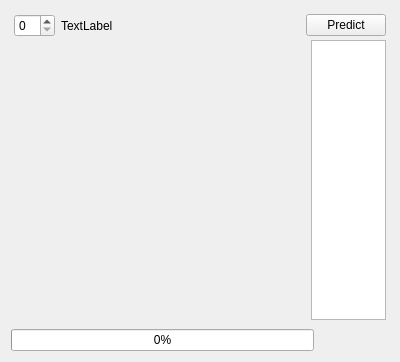
Old version of the form src/widgets/DatasetViewerPage.ui in the repository borispalacka515/DigitClassifier.
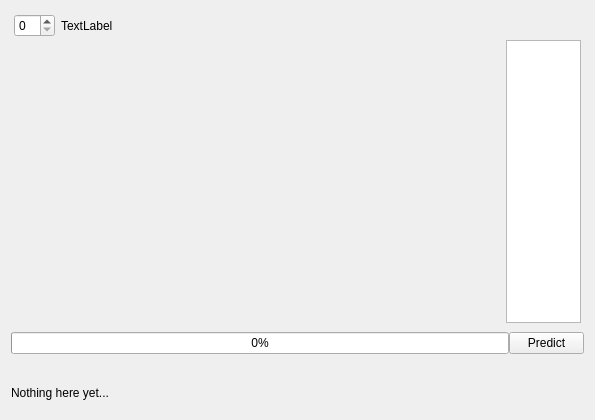
New version of the form. Custom widgets are drawn as their Qt base class.

Commit message: feat: add widget for displaying prediction result (bar chart), needs polishing

Diff of the .ui file:
```diff
--- a/src/widgets/DatasetViewerPage.ui
+++ b/src/widgets/DatasetViewerPage.ui
@@ -6,8 +6,8 @@
    <rect>
     <x>0</x>
     <y>0</y>
-    <width>400</width>
-    <height>355</height>
+    <width>595</width>
+    <height>420</height>
    </rect>
   </property>
   <property name="windowTitle">
@@ -49,7 +49,7 @@
           <verstretch>0</verstretch>
          </sizepolicy>
         </property>
-        <layout class="QHBoxLayout" name="horizontalLayout" stretch="0,0,0,0">
+        <layout class="QHBoxLayout" name="horizontalLayout" stretch="0,0,0">
          <property name="spacing">
           <number>6</number>
          </property>
@@ -95,13 +95,6 @@
            </property>
           </spacer>
          </item>
-         <item>
-          <widget class="QPushButton" name="predictPushButton">
-           <property name="text">
-            <string>Predict</string>
-           </property>
-          </widget>
-         </item>
         </layout>
        </widget>
       </item>
@@ -238,6 +231,37 @@
        </widget>
       </item>
       <item>
+       <widget class="QPushButton" name="predictPushButton">
+        <property name="maximumSize">
+         <size>
+          <width>75</width>
+          <height>16777215</height>
+         </size>
+        </property>
+        <property name="text">
+         <string>Predict</string>
+        </property>
+       </widget>
+      </item>
+     </layout>
+    </widget>
+   </item>
+   <item row="2" column="0">
+    <widget class="QWidget" name="predictionResultsPanel" native="true">
+     <layout class="QGridLayout" name="gridLayout_2">
+      <property name="leftMargin">
+       <number>0</number>
+      </property>
+      <property name="topMargin">
+       <number>0</number>
+      </property>
+      <property name="rightMargin">
+       <number>0</number>
+      </property>
+      <item row="0" column="0">
+       <widget class="PredictionBarChartWidget" name="predictionBarChartWidget" native="true"/>
+      </item>
+      <item row="0" column="1">
        <spacer name="horizontalSpacer">
         <property name="orientation">
          <enum>Qt::Orientation::Horizontal</enum>
@@ -247,12 +271,19 @@
         </property>
         <property name="sizeHint" stdset="0">
          <size>
-          <width>75</width>
+          <width>80</width>
           <height>20</height>
          </size>
         </property>
        </spacer>
       </item>
+      <item row="1" column="0">
+       <widget class="QLabel" name="predictionSummaryLabel">
+        <property name="text">
+         <string>Nothing here yet...</string>
+        </property>
+       </widget>
+      </item>
      </layout>
     </widget>
    </item>
@@ -265,6 +296,12 @@
    <header>SampleViewerWidget.h</header>
    <container>1</container>
   </customwidget>
+  <customwidget>
+   <class>PredictionBarChartWidget</class>
+   <extends>QWidget</extends>
+   <header>PredictionBarChartWidget.h</header>
+   <container>1</container>
+  </customwidget>
  </customwidgets>
  <resources/>
  <connections/>
```
The commit also changes 8 other files.
